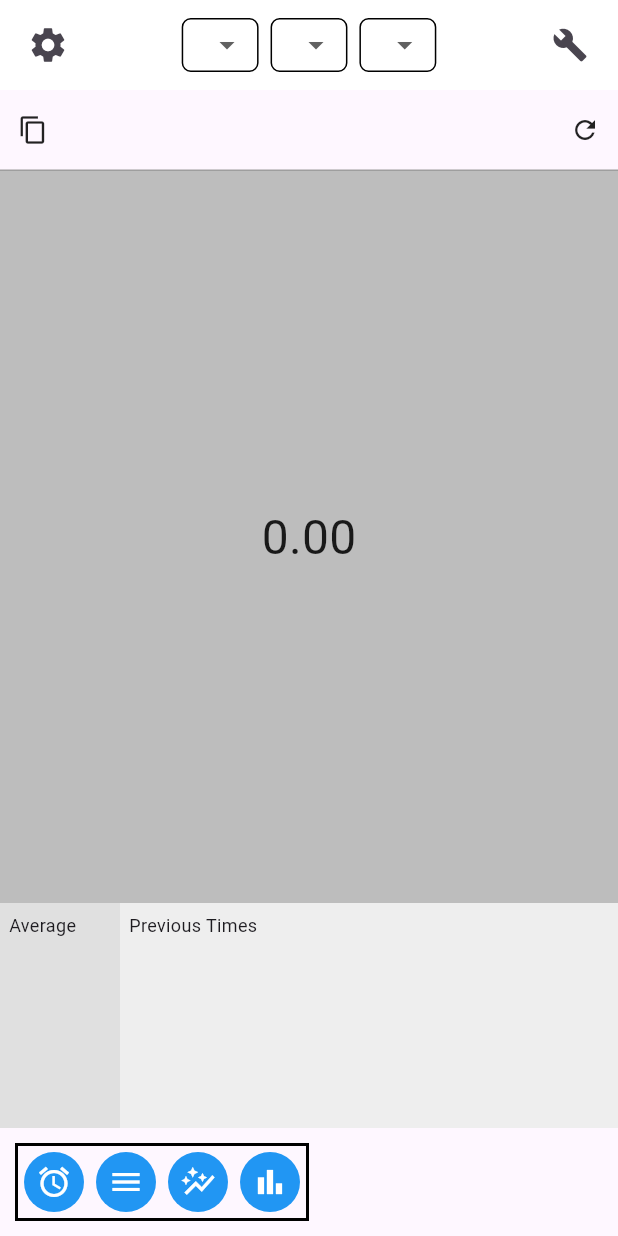
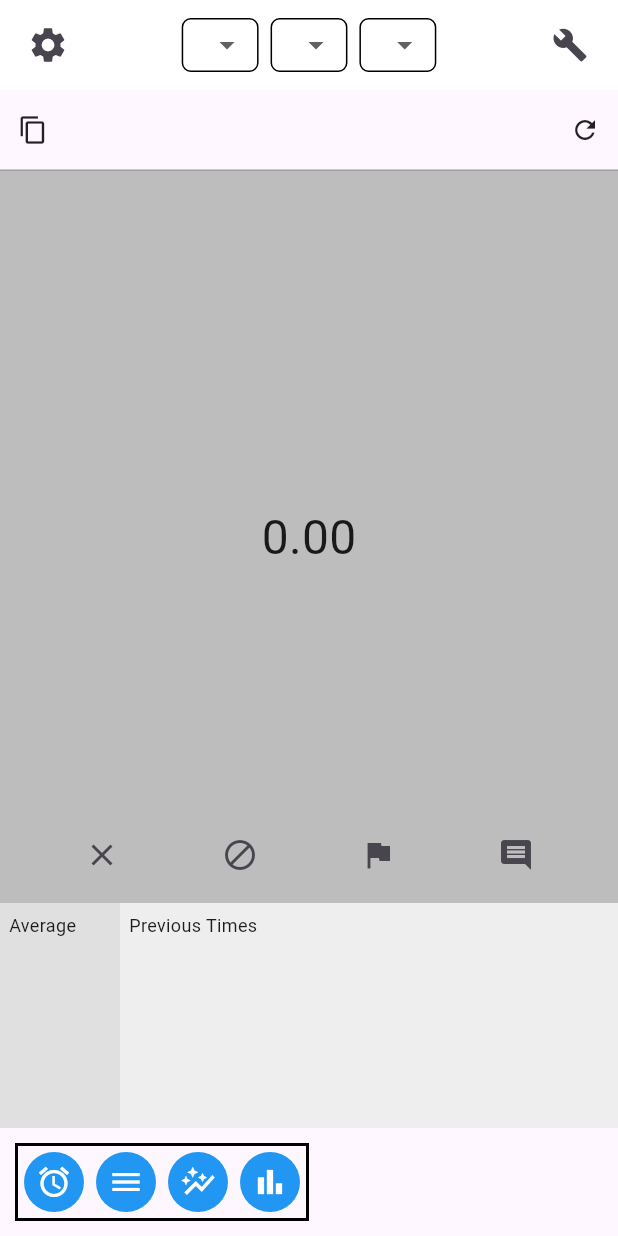
Before and after one commit to j4yu22/sctimer, a Flutter app: the screen it shows after launch, on a phone screen of 412 x 824 dp. Run offline on Flutter 3.47's test engine with Material 3 defaults, Android fonts, the phone set to English and light mode, and no system bars; our stand-ins replace sqflite, syncfusion_flutter_charts; accounts and stored records are empty.

Commit message:
fixed the icons being chinese. also added the 4 time modifier buttons, but I need to fix their placement

```diff
--- a/lib/home_page/timer/timer_ui.dart
+++ b/lib/home_page/timer/timer_ui.dart
@@ -2,6 +2,7 @@ import 'package:flutter/material.dart';
 import 'timer_logic.dart';
 import 'fullscreen_timer.dart';
 
+// remove time, dnf, +2 seconds, comment
 class TimerUI extends StatefulWidget {
   final bool isFullscreen;
   final void Function(bool)? onFullscreenChange;
@@ -68,27 +69,71 @@ class _TimerUIState extends State<TimerUI> {
 
   @override
   Widget build(BuildContext context) {
-    return Expanded(
-      child: GestureDetector(
+    return GestureDetector(
       onTapDown: _onTapDown,
       onTapUp: _onTapUp,
       onPanEnd: _onPanEnd,
+      child: AspectRatio(
+        aspectRatio: 1, // force a square
         child: AnimatedContainer(
           duration: const Duration(milliseconds: 300),
           color: _primed ? Colors.yellow : Colors.grey[400],
-          alignment: Alignment.center,
+          child: Stack(
+            children: [
+              // Centered timer text
+              Center(
                 child: ValueListenableBuilder<int>(
                   valueListenable: _logic.timeNotifier,
                   builder: (context, milliseconds, _) {
                     final seconds = (milliseconds / 1000).floor();
                     final ms = (milliseconds % 1000) ~/ 10;
-              final timeString = '$seconds.${ms.toString().padLeft(2, '0')}';
+                    final timeString =
+                        '$seconds.${ms.toString().padLeft(2, '0')}';
 
                     return Text(
                       timeString,
-                style: const TextStyle(fontSize: 32, color: Colors.black87),
+                      style: const TextStyle(
+                        fontSize: 32,
+                        color: Colors.black87,
+                      ),
                     );
                   },
+                ),
+              ),
+
+              // Icon row at bottom center
+              Align(
+                alignment: Alignment.bottomCenter,
+                child: Padding(
+                  padding: const EdgeInsets.only(bottom: 8),
+                  child: Row(
+                    mainAxisAlignment: MainAxisAlignment.spaceEvenly,
+                    children: [
+                      IconButton(
+                        onPressed: () {},
+                        icon: const Icon(Icons.close),
+                        tooltip: 'Cancel time',
+                      ),
+                      IconButton(
+                        onPressed: () {},
+                        icon: const Icon(Icons.block),
+                        tooltip: 'Mark as DNF',
+                      ),
+                      IconButton(
+                        onPressed: () {},
+                        icon: const Icon(Icons.flag),
+                        tooltip: '+2 Second Penalty',
+                      ),
+                      IconButton(
+                        onPressed: () {},
+                        icon: const Icon(Icons.comment),
+                        tooltip: 'Add comment',
+                      ),
+                    ],
+                  ),
+                ),
+              ),
+            ],
           ),
         ),
       ),
```
Also changed, not shown: pubspec.lock. Lines whose indentation alone changed are shown as unchanged.
